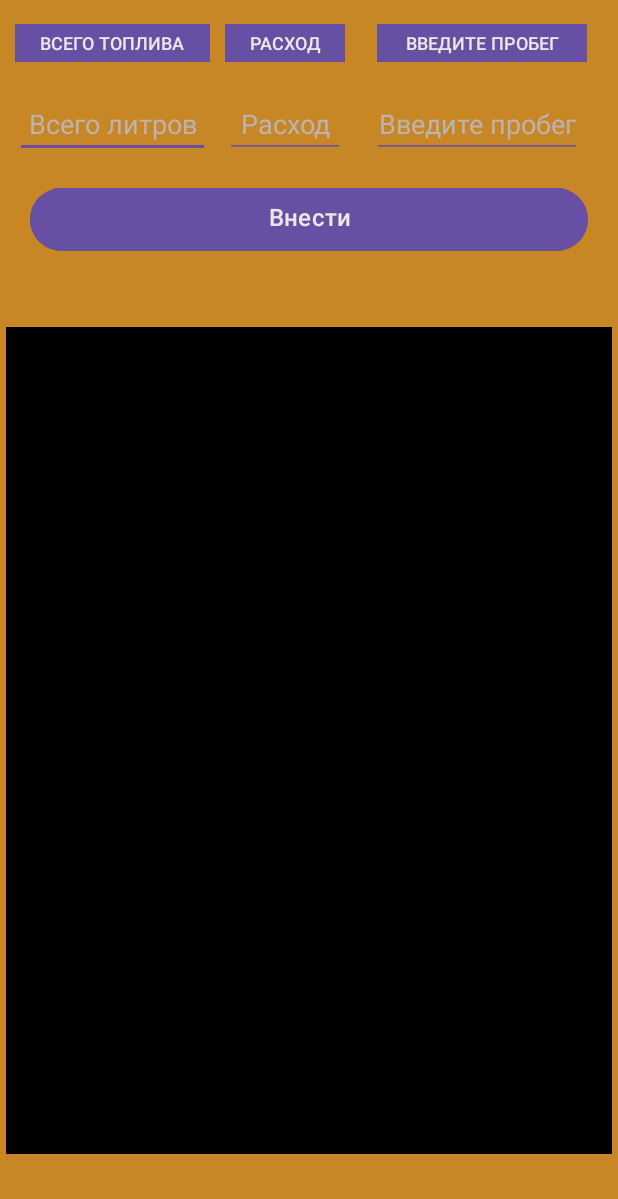
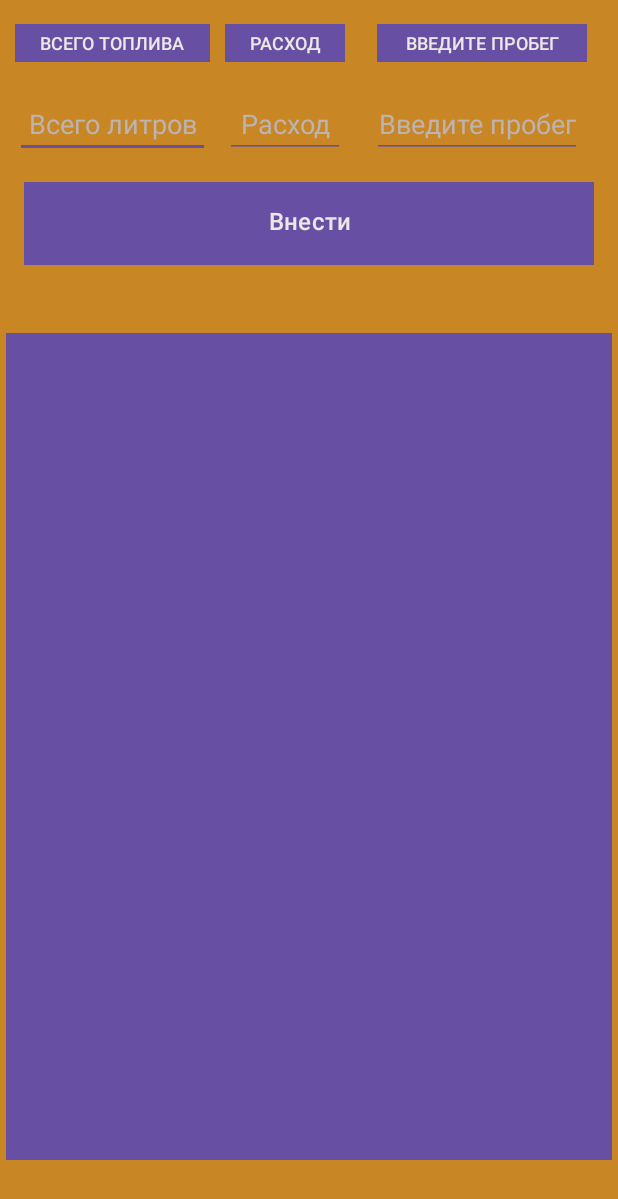
Before and after one commit to Denis0790/waybill, an Android app: the screen it shows after launch (MainActivity), on a phone screen of 412 x 824 dp. Shown: the top 1199 px of the screen. Run offline under Robolectric (Android 15) with nearby library versions, the phone set to English and light mode, and no system bars; Roboto replaces fonts that are not available here.

Commit message:
remove ed

```diff
--- a/app/src/main/res/drawable/separator.xml
+++ b/app/src/main/res/drawable/separator.xml
@@ -1,8 +1,9 @@
 <?xml version="1.0" encoding="utf-8"?>
 <selector xmlns:android="http://schemas.android.com/apk/res/android">
-    <shape xmlns:android="http://schemas.android.com/apk/res/android">
+    <shape>
+        <item android:state_pressed="true"/>
+        <color android:color="#ECE7E7"/>
         <size android:height="1dp" />
         <padding android:left="4dp" android:right="4dp"/>
-        <solid android:color="#90909090" />
     </shape>
 </selector>
--- a/app/src/main/res/layout/activity_main.xml
+++ b/app/src/main/res/layout/activity_main.xml
@@ -114,17 +114,18 @@
 
     <Button
         android:id="@+id/button"
-        android:layout_width="match_parent"
-        android:layout_height="50dp"
-        android:layout_marginStart="20dp"
+        android:layout_width="0dp"
+        android:layout_height="wrap_content"
+        android:layout_marginStart="16dp"
         android:layout_marginTop="16dp"
-        android:layout_marginEnd="20dp"
-        android:backgroundTint="#6750A3"
+        android:layout_marginEnd="16dp"
+        android:background="#6750A3"
         android:fontFamily="@font/montserrat_medium"
-        android:gravity="center"
         android:text="Внести"
         android:textColor="#ECE7E7"
         android:textSize="16sp"
+        android:padding="12dp"
+        android:radius="2dp"
         app:layout_constraintEnd_toEndOf="parent"
         app:layout_constraintStart_toStartOf="parent"
         app:layout_constraintTop_toBottomOf="@+id/inputFuelCons" />
@@ -133,11 +134,13 @@
         android:id="@+id/listView"
         android:layout_width="404dp"
         android:layout_height="551dp"
+        android:layout_above="@+id/button"
         android:layout_marginStart="8dp"
+        android:layout_marginTop="2dp"
         android:layout_marginEnd="8dp"
         android:layout_marginBottom="8dp"
-        android:background="@color/black"
-        android:divider="@color/white"
+        android:background="#6750A3"
+        android:divider="#FCC88523"
         android:dividerHeight="1dp"
         android:focusableInTouchMode="false"
         android:isScrollContainer="false"
```
Also changed, not shown: app/src/main/java/com/example/waybill/MainActivity.kt (+14 -0 lines).
